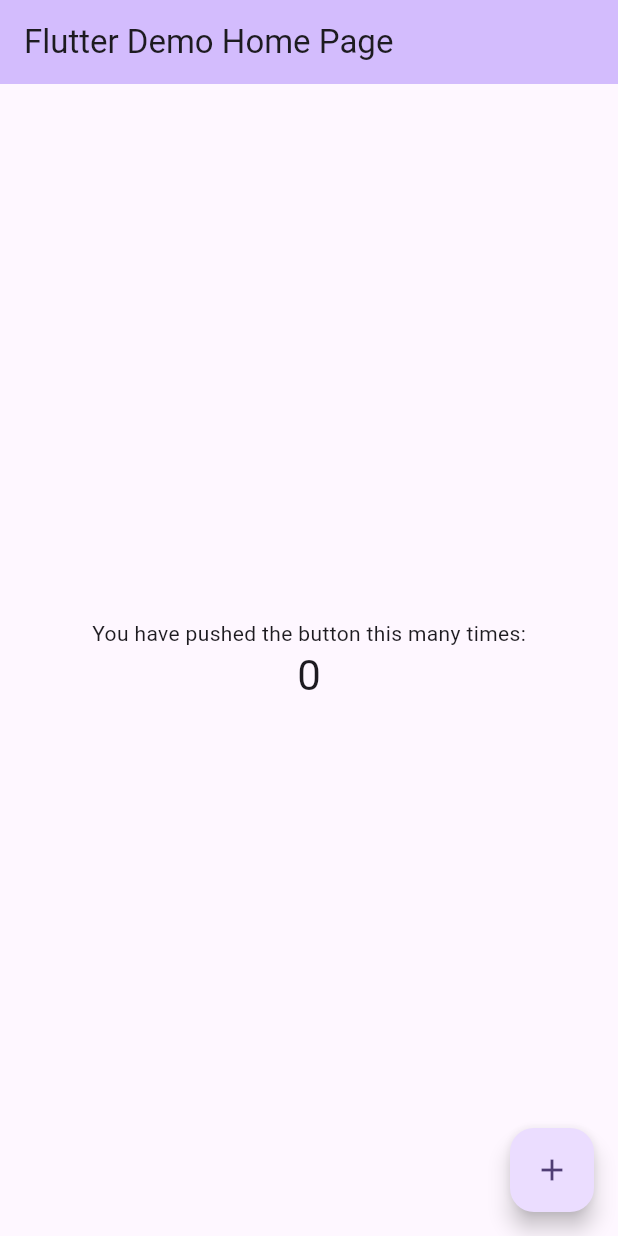
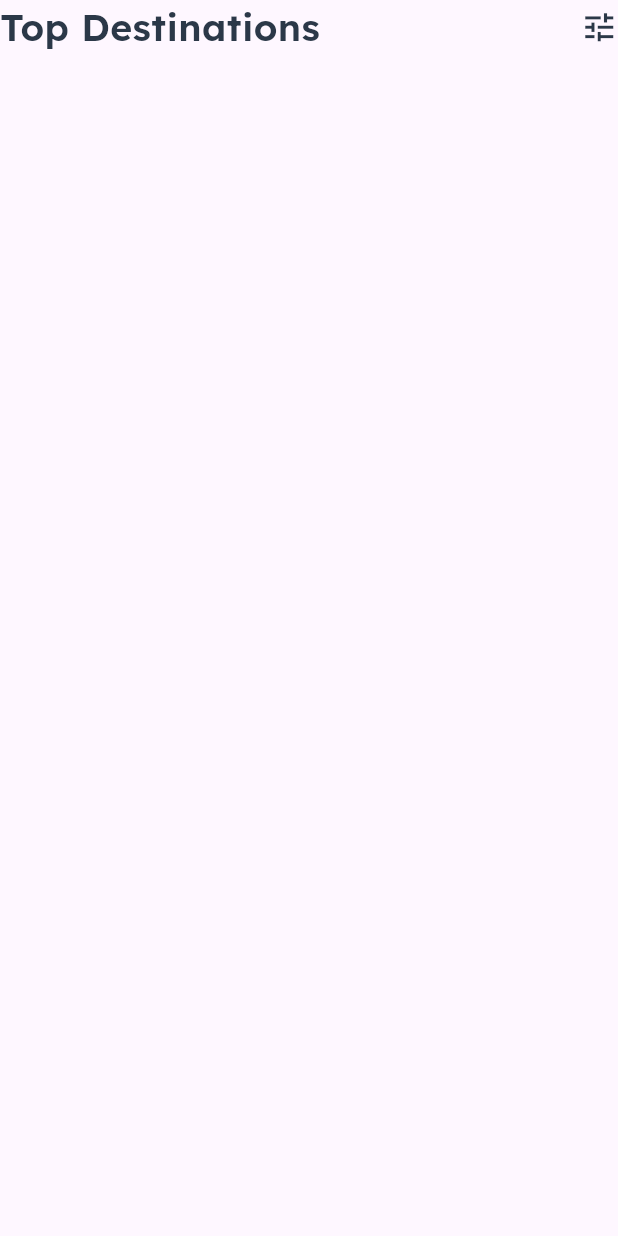
Before and after one commit to Chaiyapop4092/mytravel, a Flutter app: the screen it shows after launch, on a phone screen of 412 x 824 dp. Run offline on Flutter 3.47's test engine with Material 3 defaults, Android fonts, the light colour scheme and no system bars; our stand-ins replace google_fonts.

Commit message:
ก่อนเพิ่ม padding

```diff
--- a/lib/main.dart
+++ b/lib/main.dart
@@ -1,125 +1,22 @@
 import 'package:flutter/material.dart';
+import 'package:google_fonts/google_fonts.dart';
+import 'package:mytravel/screens/home_screen.dart';
+
 
 void main() {
   runApp(const MyApp());
 }
 
-class MyApp extends StatelessWidget {
+class  MyApp extends StatelessWidget {
   const MyApp({super.key});
 
-  // This widget is the root of your application.
   @override
   Widget build(BuildContext context) {
     return MaterialApp(
-      title: 'Flutter Demo',
-      theme: ThemeData(
-        // This is the theme of your application.
-        //
-        // TRY THIS: Try running your application with "flutter run". You'll see
-        // the application has a purple toolbar. Then, without quitting the app,
-        // try changing the seedColor in the colorScheme below to Colors.green
-        // and then invoke "hot reload" (save your changes or press the "hot
-        // reload" button in a Flutter-supported IDE, or press "r" if you used
-        // the command line to start the app).
-        //
-        // Notice that the counter didn't reset back to zero; the application
-        // state is not lost during the reload. To reset the state, use hot
-        // restart instead.
-        //
-        // This works for code too, not just values: Most code changes can be
-        // tested with just a hot reload.
-        colorScheme: ColorScheme.fromSeed(seedColor: Colors.deepPurple),
-        useMaterial3: true,
-      ),
-      home: const MyHomePage(title: 'Flutter Demo Home Page'),
+      debugShowCheckedModeBanner: false,
+      theme: ThemeData(textTheme: GoogleFonts.lexendTextTheme()),
+      title: 'My Travel 1.0',
+      home: const HomeScreen(),
     );
   }
 }
-
-class MyHomePage extends StatefulWidget {
-  const MyHomePage({super.key, required this.title});
-
-  // This widget is the home page of your application. It is stateful, meaning
-  // that it has a State object (defined below) that contains fields that affect
-  // how it looks.
-
-  // This class is the configuration for the state. It holds the values (in this
-  // case the title) provided by the parent (in this case the App widget) and
-  // used by the build method of the State. Fields in a Widget subclass are
-  // always marked "final".
-
-  final String title;
-
-  @override
-  State<MyHomePage> createState() => _MyHomePageState();
-}
-
-class _MyHomePageState extends State<MyHomePage> {
-  int _counter = 0;
-
-  void _incrementCounter() {
-    setState(() {
-      // This call to setState tells the Flutter framework that something has
-      // changed in this State, which causes it to rerun the build method below
-      // so that the display can reflect the updated values. If we changed
-      // _counter without calling setState(), then the build method would not be
-      // called again, and so nothing would appear to happen.
-      _counter++;
-    });
-  }
-
-  @override
-  Widget build(BuildContext context) {
-    // This method is rerun every time setState is called, for instance as done
-    // by the _incrementCounter method above.
-    //
-    // The Flutter framework has been optimized to make rerunning build methods
-    // fast, so that you can just rebuild anything that needs updating rather
-    // than having to individually change instances of widgets.
-    return Scaffold(
-      appBar: AppBar(
-        // TRY THIS: Try changing the color here to a specific color (to
-        // Colors.amber, perhaps?) and trigger a hot reload to see the AppBar
-        // change color while the other colors stay the same.
-        backgroundColor: Theme.of(context).colorScheme.inversePrimary,
-        // Here we take the value from the MyHomePage object that was created by
-        // the App.build method, and use it to set our appbar title.
-        title: Text(widget.title),
-      ),
-      body: Center(
-        // Center is a layout widget. It takes a single child and positions it
-        // in the middle of the parent.
-        child: Column(
-          // Column is also a layout widget. It takes a list of children and
-          // arranges them vertically. By default, it sizes itself to fit its
-          // children horizontally, and tries to be as tall as its parent.
-          //
-          // Column has various properties to control how it sizes itself and
-          // how it positions its children. Here we use mainAxisAlignment to
-          // center the children vertically; the main axis here is the vertical
-          // axis because Columns are vertical (the cross axis would be
-          // horizontal).
-          //
-          // TRY THIS: Invoke "debug painting" (choose the "Toggle Debug Paint"
-          // action in the IDE, or press "p" in the console), to see the
-          // wireframe for each widget.
-          mainAxisAlignment: MainAxisAlignment.center,
-          children: <Widget>[
-            const Text(
-              'You have pushed the button this many times:',
-            ),
-            Text(
-              '$_counter',
-              style: Theme.of(context).textTheme.headlineMedium,
-            ),
-          ],
-        ),
-      ),
-      floatingActionButton: FloatingActionButton(
-        onPressed: _incrementCounter,
-        tooltip: 'Increment',
-        child: const Icon(Icons.add),
-      ), // This trailing comma makes auto-formatting nicer for build methods.
-    );
-  }
-}
--- /dev/null
+++ b/lib/screens/home_screen.dart
@@ -0,0 +1,28 @@
+import 'package:flutter/material.dart';
+import 'package:mytravel/constants/colors.dart';
+
+class HomeScreen extends StatelessWidget {
+ const HomeScreen({super.key});
+
+  @override
+  Widget build(BuildContext context) {
+    return const Scaffold(
+      body: Column(
+        children: [
+          //row5 top destinations
+          Row(
+            children: [
+              Text("Top Destinations",style: TextStyle(fontSize: 25, color: primaryColors,fontWeight: FontWeight.w600),),
+              Spacer(),
+              Icon(Icons.tune,size: 25,color: primaryColors,),
+            ],
+          ),
+
+
+
+
+        ],
+      ),
+    );
+  }
+}
--- a/pubspec.yaml
+++ b/pubspec.yaml
@@ -35,7 +35,7 @@
   # The following adds the Cupertino Icons font to your application.
   # Use with the CupertinoIcons class for iOS style icons.
   cupertino_icons: ^1.0.2
-  google_fonts: ^6.2.0
+  google_fonts: ^5.0.0
   flutter_staggered_animations: ^1.1.1
 
 dev_dependencies:
```
Also changed, not shown: pubspec.lock, 1 other file.
